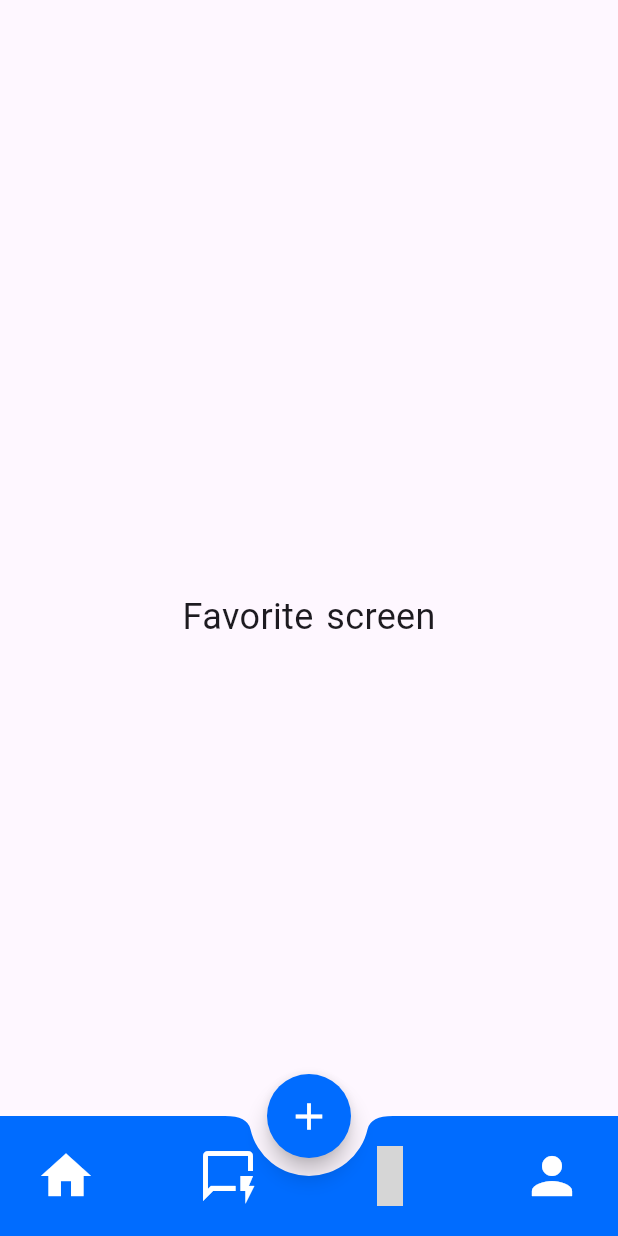
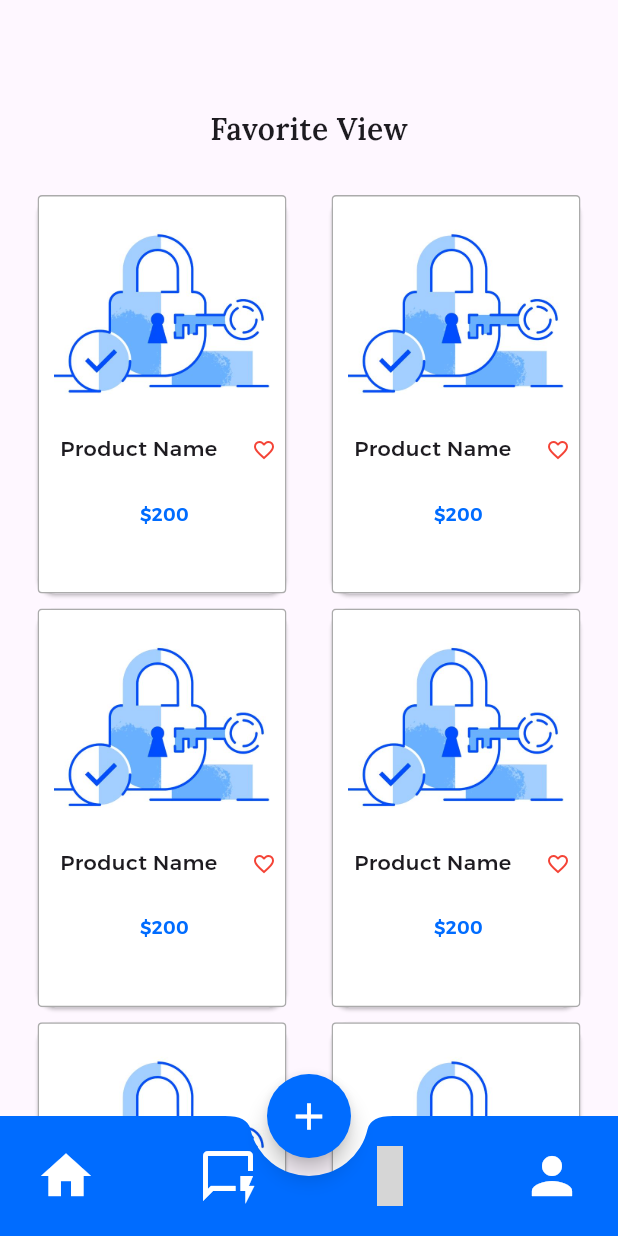
Before and after one commit to 3khaled3/snapDealsApp_readMe, a Flutter app: the MainHomeView screen opened by its route, item 3 of the bottom bar chosen, on a phone screen of 412 x 824 dp. Run offline on Flutter 3.47's test engine with Material 3 defaults, Android fonts, the light colour scheme and no system bars; our stand-ins replace bloc, cloud_firestore, dartz, eva_icons_flutter, firebase_auth, firebase_database and 4 more; accounts and stored records are empty; grey boxes are pictures that could not be loaded.

Commit message:
add favourite view

```diff
--- a/lib/app/home_feature/view/pages/favorite_view.dart
+++ b/lib/app/home_feature/view/pages/favorite_view.dart
@@ -1,4 +1,8 @@
 import 'package:flutter/material.dart';
+import 'package:snap_deals/app/home_feature/view/widgets/product_card.dart';
+import 'package:snap_deals/core/extensions/sized_box_extension.dart';
+import 'package:snap_deals/core/themes/text_styles.dart';
+import 'package:snap_deals/core/utils/assets_manager.dart';
 
 class FavoriteViewArgs {}
 
@@ -6,12 +10,97 @@ class FavoriteView extends StatelessWidget {
   const FavoriteView({this.args, super.key});
   final FavoriteViewArgs? args;
   static const String routeName = '/favorite_route';
+
   @override
   Widget build(BuildContext context) {
-    return Center(
-      child: Text(
-        'Favorite screen',
-        style: TextStyle(fontSize: 24),
+    List<ProductCard> products = [
+      const ProductCard(
+        productName: 'Product Name',
+        price: 1000,
+        imagePath: AppImageAssets.forgotPassImage,
+      ),
+      const ProductCard(
+        productName: 'Product Name',
+        price: 1000,
+        imagePath: AppImageAssets.forgotPassImage,
+      ),
+      const ProductCard(
+        productName: 'Product Name',
+        price: 1000,
+        imagePath: AppImageAssets.forgotPassImage,
+      ),
+      const ProductCard(
+        productName: 'Product Name',
+        price: 1000,
+        imagePath: AppImageAssets.forgotPassImage,
+      ),
+      const ProductCard(
+        productName: 'Product Name',
+        price: 1000,
+        imagePath: AppImageAssets.forgotPassImage,
+      ),
+      const ProductCard(
+        isCourse: true,
+        productName: 'Product Name',
+        price: 1000,
+        imagePath: AppImageAssets.forgotPassImage,
+        productOwner: 'Ziad tamer',
+      ),
+      const ProductCard(
+        isCourse: true,
+        productName: 'Product Name',
+        price: 1000,
+        imagePath: AppImageAssets.forgotPassImage,
+        productOwner: 'Ziad tamer',
+      ),
+      const ProductCard(
+        isCourse: true,
+        productName: 'Product Name',
+        price: 1000,
+        imagePath: AppImageAssets.forgotPassImage,
+        productOwner: 'Ziad tamer',
+      ),
+      const ProductCard(
+        isCourse: true,
+        productName: 'Product Name',
+        price: 1000,
+        imagePath: AppImageAssets.forgotPassImage,
+        productOwner: 'Ziad tamer',
+      ),
+      const ProductCard(
+        isCourse: true,
+        productName: 'Product Name',
+        price: 1000,
+        imagePath: AppImageAssets.forgotPassImage,
+        productOwner: 'Ziad tamer',
+      ),
+    ];
+
+    return SingleChildScrollView(
+      padding: const EdgeInsets.only(top: 71, bottom: 80, left: 15, right: 15),
+      child: Column(
+        children: [
+          Center(
+              child: Text(
+            'Favorite View',
+            style: AppTextStyles.semiBold20()
+                .copyWith(fontFamily: AppTextStyles.fontFamilyLora),
+          )),
+          30.ph,
+          SizedBox(
+              height: 700,
+              child: GridView.builder(
+                gridDelegate: const SliverGridDelegateWithFixedCrossAxisCount(
+                  crossAxisCount:
+                      2, // Adjust for the number of columns you want
+                  crossAxisSpacing: 10,
+                  mainAxisSpacing: 10,
+                  childAspectRatio: 0.7, // Adjust based on the design
+                ),
+                itemCount: products.length,
+                itemBuilder: (context, index) => products[index],
+              )),
+        ],
       ),
     );
   }
--- a/lib/app/home_feature/view/widgets/product_card.dart
+++ b/lib/app/home_feature/view/widgets/product_card.dart
@@ -1,180 +1,136 @@
 import 'package:flutter/material.dart';
+import 'package:go_router/go_router.dart';
+import 'package:snap_deals/app/auth_feature/view/pages/your_profile.dart';
 import 'package:snap_deals/core/extensions/sized_box_extension.dart';
 import 'package:snap_deals/core/themes/app_colors.dart';
 import 'package:snap_deals/core/themes/text_styles.dart';
-import 'package:snap_deals/core/utils/assets_manager.dart';
 
 class ProductCard extends StatelessWidget {
-  const ProductCard({super.key});
+  final String productName;
+  final String productOwner;
+  final String imagePath;
+  final double price;
+  final bool isCourse;
+  final double width;
+  final double height;
+
+  const ProductCard({
+    super.key,
+    required this.productName,
+    required this.imagePath,
+    this.productOwner = '',
+    required this.price,
+    this.isCourse = false,
+    this.width = 180,
+    this.height = 280,
+  });
 
   @override
   Widget build(BuildContext context) {
-    return Card(
+    return Stack(
+      children: [
+        GestureDetector(
+          onTap: () {
+            GoRouter.of(context).push(YourProfileView.routeName);
+          },
+          child: Card(
             margin: const EdgeInsets.symmetric(horizontal: 10),
             child: Ink(
-        height: 280,
-        width: 180,
+              height: height,
+              width: width,
               decoration: BoxDecoration(
                 color: ColorsBox.white,
                 borderRadius: BorderRadius.circular(3),
-            border: Border.all(color: ColorsBox.greyish)),
+                border: Border.all(color: ColorsBox.greyish),
+              ),
               child: Padding(
                 padding: const EdgeInsets.all(10),
                 child: Column(
                   crossAxisAlignment: CrossAxisAlignment.start,
                   children: [
-              /// <---- product image ---->///
+                    /// Product Image
                     GestureDetector(
-                child: const _ProductImage(),
                       onTap: () {},
+                      child: _ProductImage(imagePath: imagePath),
                     ),
 
-              /// <---- product name ---->///
-              Row(
-                mainAxisAlignment: MainAxisAlignment.spaceBetween,
-                children: [
+                    /// Product Name
                     Padding(
                       padding: const EdgeInsetsDirectional.only(
                           top: 8, bottom: 8, start: 4),
-                    child:
-                        Text("product Name", style: AppTextStyles.medium14()),
+                      child: Text(productName, style: AppTextStyles.medium14()),
                     ),
 
-                  /// <---- favorite button ---->///
-                  const _FavoriteButton(),
-                ],
+                    /// Product Owner (if applicable)
+                    if (isCourse)
+                      Padding(
+                        padding: const EdgeInsetsDirectional.only(start: 4),
+                        child: Text(
+                          productOwner,
+                          style: AppTextStyles.semiBold12()
+                              .copyWith(color: ColorsBox.greyish),
+                        ),
                       ),
 
-              /// <---- product`s owner ---->///
-              Padding(
-                padding: const EdgeInsetsDirectional.only(
-                    top: 8, bottom: 8, start: 4),
-                child: Text("product owner",
+                    isCourse ? const Spacer() : 17.ph,
+
+                    /// Product Price
+                    isCourse
+                        ? Padding(
+                            padding: const EdgeInsetsDirectional.symmetric(
+                                horizontal: 8),
+                            child: Text(
+                              ' \$200',
                               style: AppTextStyles.semiBold12()
-                        .copyWith(color: ColorsBox.greyish)),
+                                  .copyWith(color: ColorsBox.brightBlue),
                             ),
-
-              /// <---- Rating ---->///
-
-              // const _Rating(),
-              const Spacer(),
-
-              /// <---- product price ---->///
-              Padding(
-                padding: const EdgeInsetsDirectional.symmetric(horizontal: 8),
-                child: Text(' \$200',
+                          )
+                        : Center(
+                            child: Text(
+                              ' \$200',
                               style: AppTextStyles.semiBold12()
-                        .copyWith(color: ColorsBox.brightBlue)),
+                                  .copyWith(color: ColorsBox.brightBlue),
+                            ),
                           ),
                   ],
                 ),
+              ),
+            ),
+          ),
+        ),
+
+        /// Favorite Button
+        const Positioned(
+          top: 157,
+          right: 12,
+          child: _FavoriteButton(),
+        ),
+      ],
+    );
+  }
+}
+
+/// Product Image
+class _ProductImage extends StatelessWidget {
+  final String imagePath;
+  const _ProductImage({required this.imagePath});
+
+  @override
+  Widget build(BuildContext context) {
+    return Container(
+      height: 140,
+      width: 150,
+      decoration: BoxDecoration(
+        image: DecorationImage(
+          fit: BoxFit.cover,
+          image: AssetImage(imagePath),
         ),
       ),
     );
   }
 }
 
-/// <---- product image ---->///
-class _ProductImage extends StatelessWidget {
-  const _ProductImage();
-
-  @override
-  Widget build(BuildContext context) {
-    return Container(
-      height: 140,
-      width: 150,
-      decoration: const BoxDecoration(
-          image: DecorationImage(
-              fit: BoxFit.cover,
-              image: AssetImage(
-                AppImageAssets.forgotPassImage,
-              ))),
-    );
-  }
-}
-
-/// <---- rating ---->///
-class _Rating extends StatefulWidget {
-  const _Rating();
-
-  @override
-  State<_Rating> createState() => _RatingState();
-}
-
-class _RatingState extends State<_Rating> {
-  bool rate1 = false;
-  bool rate2 = false;
-  bool rate3 = false;
-  bool rate4 = false;
-  bool rate5 = false;
-  @override
-  Widget build(BuildContext context) {
-    return Row(
-      mainAxisAlignment: MainAxisAlignment.start,
-      children: [
-        Text("4.5",
-            style: AppTextStyles.semiBold12().copyWith(color: ColorsBox.black)),
-        0.2.pw,
-        IconButton(
-          onPressed: () {
-            setState(() {
-              rate1 = true;
-            });
-          },
-          icon: Icon(rate1 ? Icons.star : Icons.star_border_outlined,
-              color: ColorsBox.sunYellow),
-        ),
-        0.2.pw,
-        IconButton(
-          onPressed: () {
-            setState(() {
-              rate2 = !rate2;
-            });
-          },
-          icon: Icon(rate2 ? Icons.star : Icons.star_border_outlined,
-              color: ColorsBox.sunYellow),
-        ),
-        0.2.pw,
-        IconButton(
-          onPressed: () {
-            setState(() {
-              rate3 = !rate3;
-            });
-          },
-          icon: Icon(rate3 ? Icons.star : Icons.star_border_outlined,
-              color: ColorsBox.sunYellow),
-        ),
-        0.2.pw,
-        IconButton(
-          onPressed: () {
-            setState(() {
-              rate4 = !rate4;
-            });
-          },
-          icon: Icon(rate4 ? Icons.star : Icons.star_border_outlined,
-              color: ColorsBox.sunYellow),
-        ),
-        0.2.pw,
-        IconButton(
-          onPressed: () {
-            setState(() {
-              rate5 = !rate5;
-            });
-          },
-          icon: Icon(rate5 ? Icons.star : Icons.star_border_outlined,
-              color: ColorsBox.sunYellow),
-        ),
-        0.2.pw,
-        Text(
-          '(500)',
-          style: AppTextStyles.medium12().copyWith(color: ColorsBox.greyish),
-        )
-      ],
-    );
-  }
-}
-
-/// <---- favorite button ---->///
+/// Favorite Button
 class _FavoriteButton extends StatefulWidget {
   const _FavoriteButton();
 
@@ -184,6 +140,7 @@ class _FavoriteButton extends StatefulWidget {
 
 class _FavoriteButtonState extends State<_FavoriteButton> {
   bool _isFavorite = false;
+
   @override
   Widget build(BuildContext context) {
     return InkWell(
@@ -200,7 +157,7 @@ class _FavoriteButtonState extends State<_FavoriteButton> {
         ),
         padding: const EdgeInsets.all(5),
         child: Icon(
-          _isFavorite ? Icons.favorite_border_outlined : Icons.favorite_rounded,
+          _isFavorite ? Icons.favorite_rounded : Icons.favorite_border_outlined,
           color: Colors.red,
           size: 16,
         ),
```
Also changed, not shown: lib/app/home_feature/view/pages/home_view.dart (+64 -6 lines), lib/core/localization/generated/l10n.dart. Lines whose indentation alone changed are shown as unchanged.
